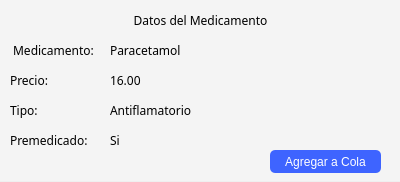
Above: hospital-Core/Widgets/Farmaceutico/farmaceutico_tarjeta_medicamento_venta.ui from MrDanielG/Hospital-SCRUM before the change. Below: the same form after it.
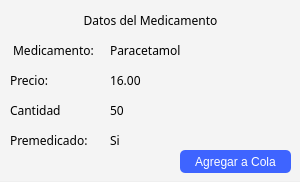
That is the form after the change.

Commit message: Filtro y catalogo realizar Ventas

What changed in the file:
```diff
--- a/hospital-Core/Widgets/Farmaceutico/farmaceutico_tarjeta_medicamento_venta.ui
+++ b/hospital-Core/Widgets/Farmaceutico/farmaceutico_tarjeta_medicamento_venta.ui
@@ -6,10 +6,22 @@
    <rect>
     <x>0</x>
     <y>0</y>
-    <width>400</width>
+    <width>300</width>
     <height>182</height>
    </rect>
   </property>
+  <property name="minimumSize">
+   <size>
+    <width>300</width>
+    <height>182</height>
+   </size>
+  </property>
+  <property name="maximumSize">
+   <size>
+    <width>300</width>
+    <height>182</height>
+   </size>
+  </property>
   <property name="windowTitle">
    <string>Form</string>
   </property>
@@ -18,10 +30,22 @@
     <rect>
      <x>0</x>
      <y>0</y>
-     <width>401</width>
+     <width>300</width>
      <height>181</height>
     </rect>
    </property>
+   <property name="minimumSize">
+    <size>
+     <width>300</width>
+     <height>181</height>
+    </size>
+   </property>
+   <property name="maximumSize">
+    <size>
+     <width>300</width>
+     <height>181</height>
+    </size>
+   </property>
    <property name="styleSheet">
     <string notr="true">background: #F4F4F4;</string>
    </property>
@@ -32,9 +56,9 @@
   <widget class="QLabel" name="label_2">
    <property name="geometry">
     <rect>
-     <x>10</x>
+     <x>60</x>
      <y>10</y>
-     <width>381</width>
+     <width>181</width>
      <height>20</height>
     </rect>
    </property>
@@ -43,6 +67,9 @@
      <family>Montserrat</family>
     </font>
    </property>
+   <property name="styleSheet">
+    <string notr="true">background: #F4F4F4;</string>
+   </property>
    <property name="text">
     <string>Datos del Medicamento</string>
    </property>
@@ -106,8 +133,11 @@
      <family>Montserrat</family>
     </font>
    </property>
+   <property name="styleSheet">
+    <string notr="true">background: #F4F4F4;</string>
+   </property>
    <property name="text">
-    <string>Tipo:</string>
+    <string>Cantidad</string>
    </property>
    <property name="alignment">
     <set>Qt::AlignLeading|Qt::AlignLeft|Qt::AlignVCenter</set>
@@ -137,7 +167,7 @@
   <widget class="QPushButton" name="btn_agregaracola">
    <property name="geometry">
     <rect>
-     <x>270</x>
+     <x>180</x>
      <y>150</y>
      <width>111</width>
      <height>23</height>
@@ -208,8 +238,11 @@
      <family>Montserrat</family>
     </font>
    </property>
+   <property name="styleSheet">
+    <string notr="true">background: #F4F4F4;</string>
+   </property>
    <property name="text">
-    <string>Antiflamatorio</string>
+    <string>50</string>
    </property>
    <property name="alignment">
     <set>Qt::AlignLeading|Qt::AlignLeft|Qt::AlignVCenter</set>
```
Left out of the diff: 20 changed lines with no effect on the pictures. The commit also changes 8 other files.
